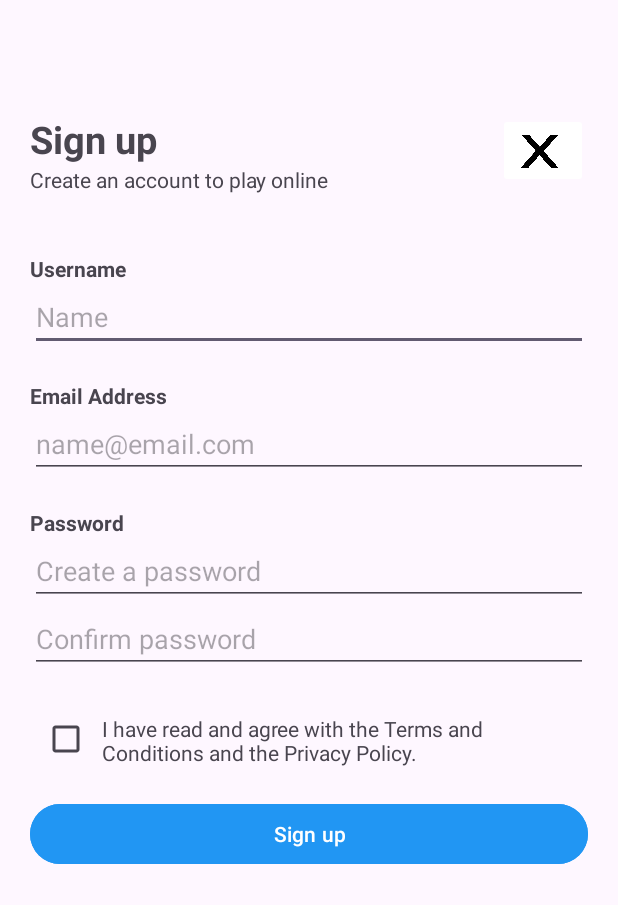
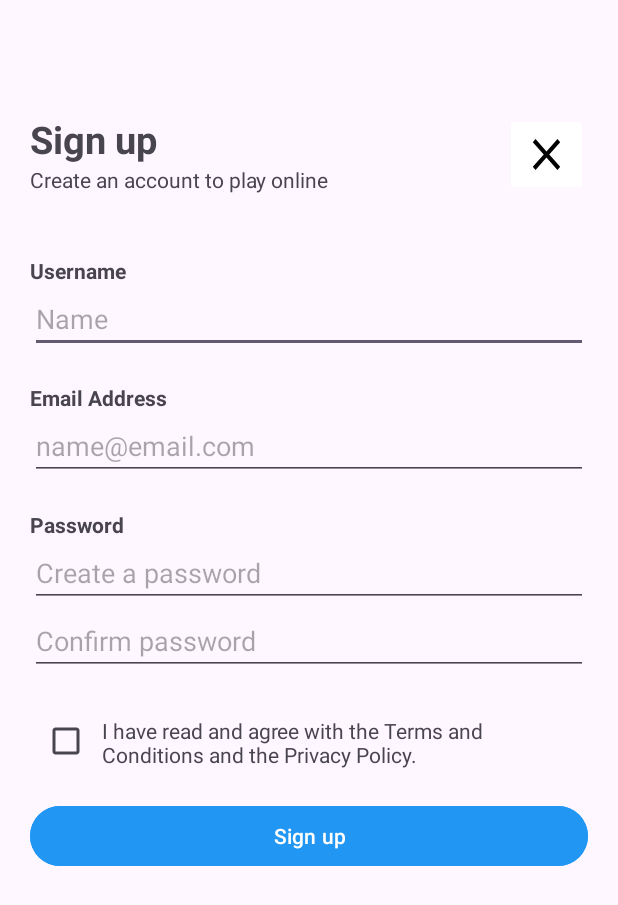
Before and after one commit to JarnoVlaar/DBL-App-Development, an Android app: the SignUpActivity screen opened directly, with no data from a screen before it, on a phone screen of 412 x 824 dp. Shown: the top 905 px of the screen. Run offline under Robolectric (Android 15) with nearby library versions, the phone set to English and light mode, and no system bars; our stand-ins replace Firebase (no records; nobody signed in at launch, a user with empty details on screens opened directly).

Commit message:
Close icon added. Working on improving input text

```diff
--- /dev/null
+++ b/app/src/main/res/drawable/baseline_close_24.xml
@@ -0,0 +1,5 @@
+<vector xmlns:android="http://schemas.android.com/apk/res/android" android:height="24dp" android:tint="#000000" android:viewportHeight="24" android:viewportWidth="24" android:width="24dp">
+
+    <path android:fillColor="@android:color/white" android:pathData="M19,6.41L17.59,5 12,10.59 6.41,5 5,6.41 10.59,12 5,17.59 6.41,19 12,13.41 17.59,19 19,17.59 13.41,12z"/>
+
+</vector>
--- a/app/src/main/res/layout/activity_sign_in.xml
+++ b/app/src/main/res/layout/activity_sign_in.xml
@@ -40,11 +40,11 @@
 
         <ImageButton
             android:id="@+id/LeaveSignInPage"
-            android:layout_width="60dp"
-            android:layout_height="50dp"
+            android:layout_width="55dp"
+            android:layout_height="55dp"
             android:backgroundTint="@color/white"
             android:scaleType="fitXY"
-            app:srcCompat="@drawable/x"/>
+            app:srcCompat="@drawable/baseline_close_24"/>
     </LinearLayout>
 
     <LinearLayout
@@ -112,17 +112,17 @@
             android:id="@+id/CreatePassword"
             android:layout_width="match_parent"
             android:layout_height="match_parent"
+            android:inputType="textPassword"
             android:hint="@string/create_a_password"
-            android:textSize="18sp"
-            android:password="true"/>
+            android:textSize="18sp"/>
 
         <EditText
             android:id="@+id/ConfirmPassword"
             android:layout_width="match_parent"
             android:layout_height="match_parent"
+            android:inputType="textPassword"
             android:hint="@string/confirm_password"
-            android:textSize="18sp"
-            android:password="true"/>
+            android:textSize="18sp"/>
     </LinearLayout>
 
     <LinearLayout
```
Also changed, not shown: app/src/main/res/drawable/rounded_edittext.xml (added, +14 -0 lines).
